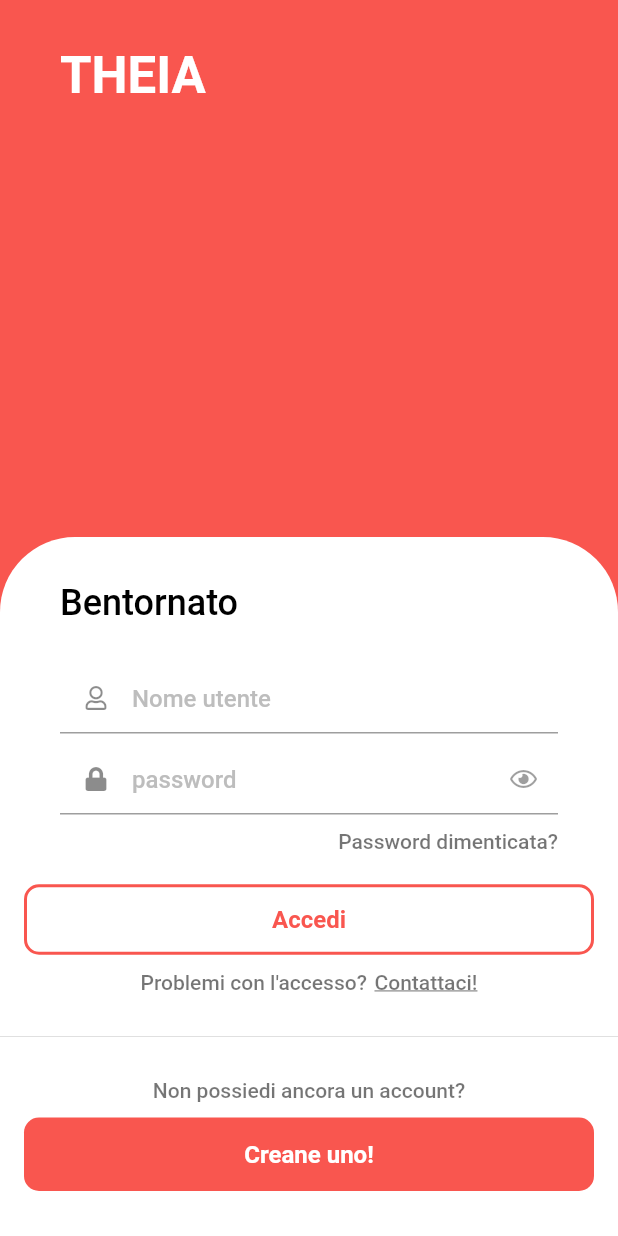
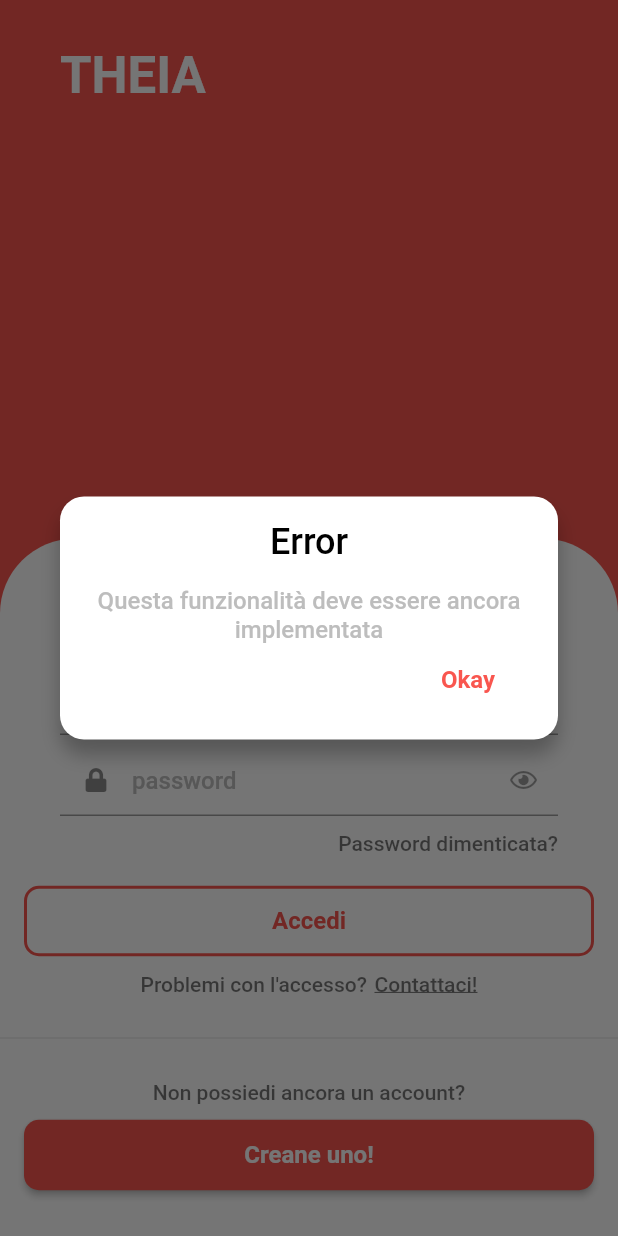
Before and after one commit to Mandeep2001/theia, a Flutter app: the screen it shows after launch, after a tap on "Creane uno!", on a phone screen of 412 x 824 dp. Run offline on Flutter 3.47's test engine with Material 2 defaults, Android fonts, the phone set to English and light mode, and no system bars; our stand-ins replace flutter_bloc, font_awesome_flutter.

Commit message:
Refactor create account button

```diff
--- a/lib/src/widgets/login/body.dart
+++ b/lib/src/widgets/login/body.dart
@@ -1,4 +1,5 @@
 import 'package:flutter/material.dart';
+import 'package:theia/src/widgets/common/cutom_dialog.dart';
 import 'package:theia/src/widgets/login/login_form.dart';
 
 class Body extends StatelessWidget {
@@ -53,20 +54,44 @@ class Body extends StatelessWidget {
           SizedBox(
             height: 10.0,
           ),
-          GestureDetector(
-            onTap: () {},
-            child: Container(
-              alignment: Alignment.center,
-              padding: EdgeInsets.symmetric(vertical: 15.0),
-              margin: EdgeInsets.symmetric(horizontal: 16.0),
-              decoration: BoxDecoration(
-                color: Theme.of(context).primaryColor,
-                borderRadius: BorderRadius.circular(10.0),
-              ),
+//          GestureDetector(
+//            onTap: () {},
+//            child: Container(
+//              alignment: Alignment.center,
+//              padding: EdgeInsets.symmetric(vertical: 15.0),
+//              margin: EdgeInsets.symmetric(horizontal: 16.0),
+//              decoration: BoxDecoration(
+//                color: Theme.of(context).primaryColor,
+//                borderRadius: BorderRadius.circular(10.0),
+//              ),
+//              child: Text(
+//                'Creane uno!',
+//                style: Theme.of(context).textTheme.button,
+//              ),
+//            ),
+//          ),
+          Container(
+            margin: EdgeInsets.symmetric(horizontal: 16.0),
+            child: RaisedButton(
+              shape: RoundedRectangleBorder(
+                  borderRadius: BorderRadius.circular(10.0)),
+              padding: EdgeInsets.symmetric(vertical: 14.0),
+              color: Theme.of(context).primaryColor,
               child: Text(
                 'Creane uno!',
                 style: Theme.of(context).textTheme.button,
               ),
+              onPressed: () {
+                showDialog(
+                  context: context,
+                  builder: (BuildContext context) => CustomDialog(
+                    title: 'Error',
+                    description:
+                        'Questa funzionalità deve essere ancora implementata',
+                    buttonText: 'Okay',
+                  ),
+                );
+              },
             ),
           ),
         ],
--- a/lib/src/widgets/login/login_form.dart
+++ b/lib/src/widgets/login/login_form.dart
@@ -120,6 +120,7 @@
     return Container(
       margin: const EdgeInsets.symmetric(horizontal: 16.0),
       child: OutlineButton(
+        color: Colors.white,
         focusNode: _loginButtonFocus,
         padding: const EdgeInsets.symmetric(vertical: 14.0),
         shape: RoundedRectangleBorder(
```
